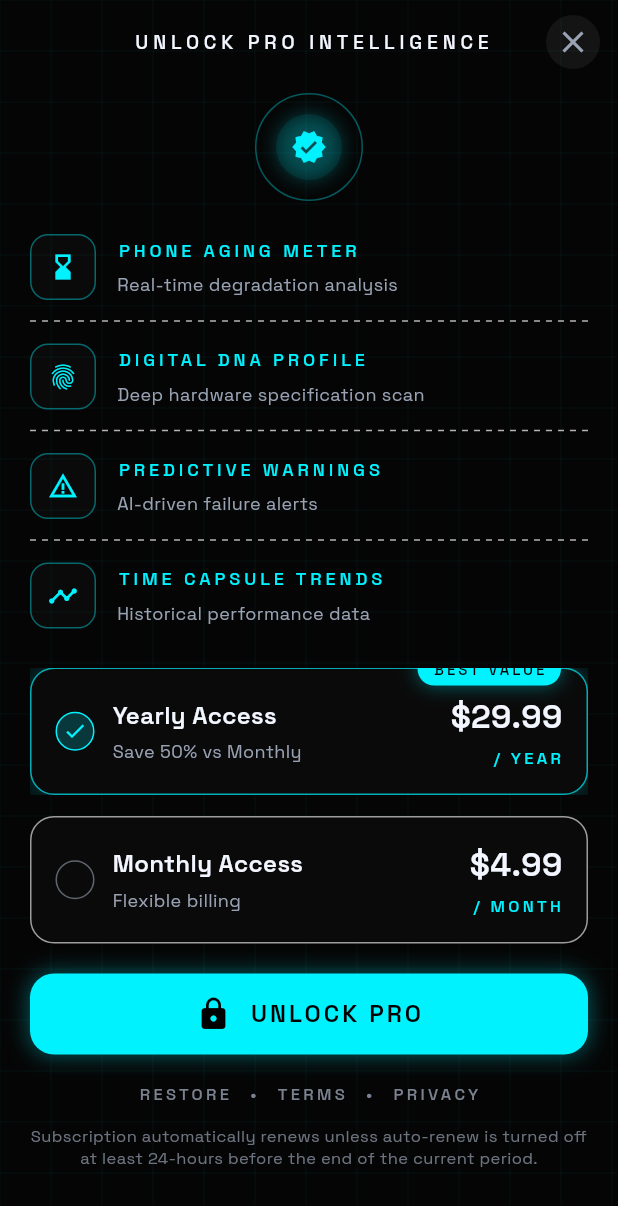
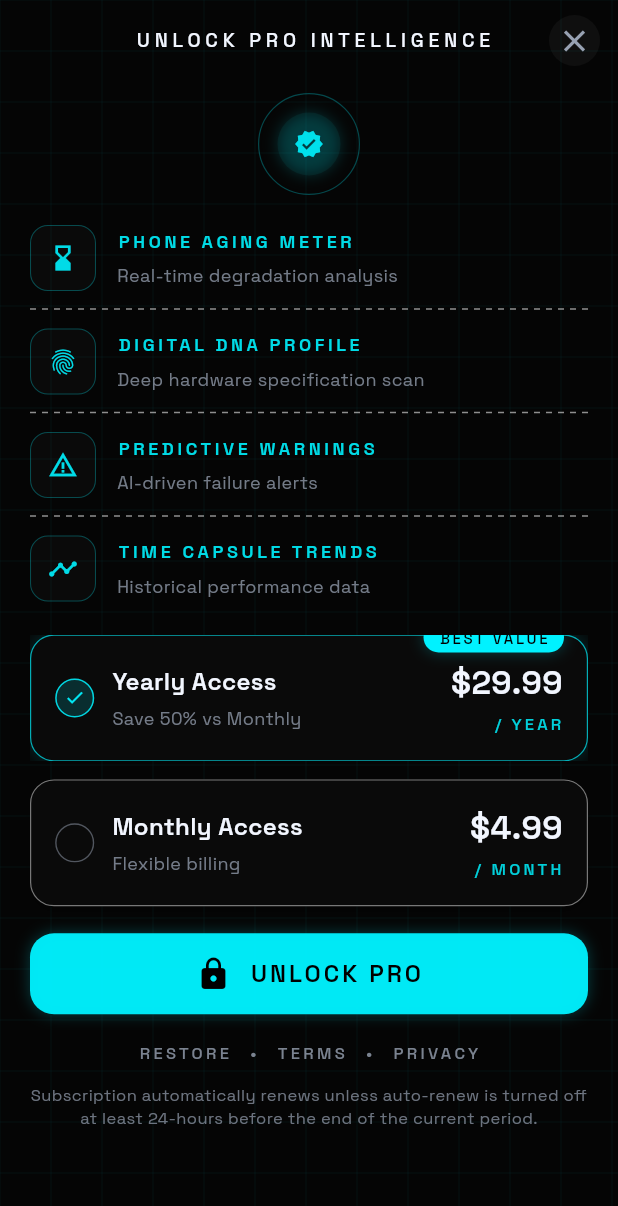
Before and after one commit to The-mean/webplanpro, a Flutter app: the PaywallScreen screen opened directly, on a phone screen of 412 x 824 dp. Shown: the top 1206 px of the screen. Run offline on Flutter 3.47's test engine with Material 3 defaults, Android fonts, the phone set to English and light mode, and no system bars; our stand-ins replace flutter_riverpod, go_router, google_fonts, hive, hive_flutter, in_app_purchase; accounts and stored records are empty; generated files the repository leaves out were written again.

Commit message:
Refine paywall HUD styling
Co-authored-by: ehadbal80 <ehadbal80@gmail.com>

```diff
--- a/wedplanpro/smart_phone_status/lib/features/paywall/paywall_screen.dart
+++ b/wedplanpro/smart_phone_status/lib/features/paywall/paywall_screen.dart
@@ -31,9 +31,9 @@ class PaywallScreen extends StatelessWidget {
                     ),
                     child: Column(
                       children: const [
-                        SizedBox(height: 6),
+                        SizedBox(height: 8),
                         _OrbIcon(),
-                        SizedBox(height: 22),
+                        SizedBox(height: 20),
                         FeatureRow(
                           icon: Icons.hourglass_bottom,
                           title: 'PHONE AGING METER',
@@ -57,7 +57,7 @@ class PaywallScreen extends StatelessWidget {
                           title: 'TIME CAPSULE TRENDS',
                           subtitle: 'Historical performance data',
                         ),
-                        SizedBox(height: 26),
+                        SizedBox(height: 22),
                         PlanCard(
                           isSelected: true,
                           badge: 'BEST VALUE',
@@ -66,7 +66,7 @@ class PaywallScreen extends StatelessWidget {
                           price: '\$29.99',
                           period: '/ YEAR',
                         ),
-                        SizedBox(height: 14),
+                        SizedBox(height: 12),
                         PlanCard(
                           isSelected: false,
                           title: 'Monthly Access',
@@ -74,7 +74,7 @@ class PaywallScreen extends StatelessWidget {
                           price: '\$4.99',
                           period: '/ MONTH',
                         ),
-                        SizedBox(height: 20),
+                        SizedBox(height: 18),
                         PrimaryCtaButton(label: 'UNLOCK PRO'),
                         SizedBox(height: 18),
                         FooterLinks(),
@@ -120,10 +120,10 @@ class _PaywallHeader extends StatelessWidget {
             onTap: () {},
             radius: 18,
             child: Container(
-              width: 36,
-              height: 36,
+              width: 34,
+              height: 34,
               decoration: BoxDecoration(
-                color: Colors.white.withOpacity(0.06),
+                color: Colors.white.withOpacity(0.04),
                 shape: BoxShape.circle,
               ),
               child: const Icon(Icons.close, color: AppColors.textMuted),
@@ -141,30 +141,34 @@ class _OrbIcon extends StatelessWidget {
   @override
   Widget build(BuildContext context) {
     return Container(
-      width: 72,
-      height: 72,
+      width: 68,
+      height: 68,
       decoration: BoxDecoration(
         shape: BoxShape.circle,
         border: Border.all(
-          color: AppColors.neonCyan.withOpacity(0.35),
-          width: 1,
+          color: AppColors.neonCyan.withOpacity(0.28),
+          width: 0.8,
         ),
       ),
       child: Center(
         child: Container(
-          width: 44,
-          height: 44,
+          width: 42,
+          height: 42,
           decoration: BoxDecoration(
             shape: BoxShape.circle,
-            color: AppColors.neonCyan.withOpacity(0.08),
+            color: AppColors.neonCyan.withOpacity(0.06),
             boxShadow: [
               BoxShadow(
-                color: AppColors.neonCyan.withOpacity(0.25),
-                blurRadius: 10,
+                color: AppColors.neonCyan.withOpacity(0.18),
+                blurRadius: 8,
               ),
             ],
           ),
-          child: const Icon(Icons.verified, color: AppColors.neonCyan),
+          child: Icon(
+            Icons.verified,
+            color: AppColors.neonCyan.withOpacity(0.9),
+            size: 20,
+          ),
         ),
       ),
     );
@@ -177,7 +181,7 @@ class _DottedDivider extends StatelessWidget {
   @override
   Widget build(BuildContext context) {
     return Padding(
-      padding: const EdgeInsets.symmetric(vertical: 14),
+      padding: const EdgeInsets.symmetric(vertical: 12),
       child: CustomPaint(
         painter: _DottedDividerPainter(),
         child: const SizedBox(height: 1, width: double.infinity),
@@ -190,7 +194,7 @@ class _DottedDividerPainter extends CustomPainter {
   @override
   void paint(Canvas canvas, Size size) {
     final paint = Paint()
-      ..color = AppColors.cardBorder.withOpacity(0.7)
+      ..color = AppColors.cardBorder.withOpacity(0.55)
       ..strokeWidth = 1;
     const dashWidth = 4.0;
     const dashSpace = 4.0;
--- a/wedplanpro/smart_phone_status/lib/features/paywall/widgets/feature_row.dart
+++ b/wedplanpro/smart_phone_status/lib/features/paywall/widgets/feature_row.dart
@@ -25,12 +25,16 @@ class FeatureRow extends StatelessWidget {
           decoration: BoxDecoration(
             borderRadius: BorderRadius.circular(12),
             border: Border.all(
-              color: AppColors.neonCyan.withOpacity(0.4),
-              width: 1,
+              color: AppColors.neonCyan.withOpacity(0.28),
+              width: 0.7,
             ),
             color: Colors.white.withOpacity(0.02),
           ),
-          child: Icon(icon, color: AppColors.neonCyan, size: 20),
+          child: Icon(
+            icon,
+            color: AppColors.neonCyan.withOpacity(0.9),
+            size: 20,
+          ),
         ),
         const SizedBox(width: 14),
         Expanded(
@@ -41,8 +45,9 @@ class FeatureRow extends StatelessWidget {
                 title,
                 style: AppText.hudLabel.copyWith(
                   fontSize: 12,
-                  letterSpacing: 2.6,
-                  color: AppColors.neonCyan,
+                  letterSpacing: 2.4,
+                  fontWeight: FontWeight.w600,
+                  color: AppColors.neonCyan.withOpacity(0.9),
                 ),
               ),
               const SizedBox(height: 6),
@@ -50,7 +55,8 @@ class FeatureRow extends StatelessWidget {
                 subtitle,
                 style: AppText.bodyMuted.copyWith(
                   fontSize: 12,
-                  color: AppColors.textMuted,
+                  fontWeight: FontWeight.w400,
+                  color: AppColors.textMuted.withOpacity(0.75),
                 ),
               ),
             ],
--- a/wedplanpro/smart_phone_status/lib/features/paywall/widgets/plan_card.dart
+++ b/wedplanpro/smart_phone_status/lib/features/paywall/widgets/plan_card.dart
@@ -26,7 +26,7 @@ class PlanCard extends StatelessWidget {
   Widget build(BuildContext context) {
     final borderColor = isSelected
         ? AppColors.neonCyan.withOpacity(0.7)
-        : AppColors.cardBorder.withOpacity(0.6);
+        : AppColors.cardBorder.withOpacity(0.45);
     return Stack(
       children: [
         InkWell(
@@ -37,19 +37,19 @@ class PlanCard extends StatelessWidget {
             decoration: BoxDecoration(
               color: AppColors.card,
               borderRadius: BorderRadius.circular(AppSpacing.radius),
-              border: Border.all(color: borderColor, width: 1),
+              border: Border.all(color: borderColor, width: 0.8),
               boxShadow: isSelected
                   ? [
                       BoxShadow(
-                        color: AppColors.neonCyan.withOpacity(0.25),
-                        blurRadius: 14,
-                        spreadRadius: 1,
+                        color: AppColors.neonCyan.withOpacity(0.18),
+                        blurRadius: 10,
+                        spreadRadius: 0,
                       ),
                     ]
                   : [
                       BoxShadow(
-                        color: Colors.black.withOpacity(0.2),
-                        blurRadius: 8,
+                        color: Colors.black.withOpacity(0.18),
+                        blurRadius: 6,
                         offset: const Offset(0, 4),
                       ),
                     ],
@@ -66,13 +66,18 @@ class PlanCard extends StatelessWidget {
                         title,
                         style: AppText.title.copyWith(
                           fontSize: 16,
+                          fontWeight: FontWeight.w600,
                           color: AppColors.textPrimary,
                         ),
                       ),
                       const SizedBox(height: 4),
                       Text(
                         subtitle,
-                        style: AppText.bodyMuted.copyWith(fontSize: 12),
+                        style: AppText.bodyMuted.copyWith(
+                          fontSize: 12,
+                          fontWeight: FontWeight.w400,
+                          color: AppColors.textMuted.withOpacity(0.75),
+                        ),
                       ),
                     ],
                   ),
@@ -84,6 +89,7 @@ class PlanCard extends StatelessWidget {
                       price,
                       style: AppText.title.copyWith(
                         fontSize: 22,
+                        fontWeight: FontWeight.w600,
                         color: AppColors.textPrimary,
                       ),
                     ),
@@ -92,8 +98,8 @@ class PlanCard extends StatelessWidget {
                       period,
                       style: AppText.hudLabel.copyWith(
                         fontSize: 11,
-                        letterSpacing: 2.2,
-                        color: AppColors.neonCyan,
+                        letterSpacing: 2.1,
+                        color: AppColors.neonCyan.withOpacity(0.85),
                       ),
                     ),
                   ],
@@ -104,17 +110,17 @@ class PlanCard extends StatelessWidget {
         ),
         if (badge != null)
           Positioned(
-            top: -10,
-            right: 18,
+            top: -8,
+            right: 16,
             child: Container(
-              padding: const EdgeInsets.symmetric(horizontal: 10, vertical: 4),
+              padding: const EdgeInsets.symmetric(horizontal: 10, vertical: 3),
               decoration: BoxDecoration(
                 color: AppColors.neonCyan,
                 borderRadius: BorderRadius.circular(12),
                 boxShadow: [
                   BoxShadow(
-                    color: AppColors.neonCyan.withOpacity(0.4),
-                    blurRadius: 10,
+                    color: AppColors.neonCyan.withOpacity(0.25),
+                    blurRadius: 8,
                   ),
                 ],
               ),
@@ -122,7 +128,7 @@ class PlanCard extends StatelessWidget {
                 badge!,
                 style: AppText.hudLabel.copyWith(
                   fontSize: 10,
-                  letterSpacing: 2,
+                  letterSpacing: 1.8,
                   color: Colors.black,
                 ),
               ),
@@ -146,10 +152,17 @@ class _Selector extends StatelessWidget {
         height: 26,
         decoration: BoxDecoration(
           shape: BoxShape.circle,
-          color: AppColors.neonCyan.withOpacity(0.2),
-          border: Border.all(color: AppColors.neonCyan, width: 1),
+          color: AppColors.neonCyan.withOpacity(0.15),
+          border: Border.all(
+            color: AppColors.neonCyan.withOpacity(0.85),
+            width: 1,
+          ),
         ),
-        child: const Icon(Icons.check, size: 16, color: AppColors.neonCyan),
+        child: Icon(
+          Icons.check,
+          size: 14,
+          color: AppColors.neonCyan.withOpacity(0.95),
+        ),
       );
     }
     return Container(
@@ -158,8 +171,8 @@ class _Selector extends StatelessWidget {
       decoration: BoxDecoration(
         shape: BoxShape.circle,
         border: Border.all(
-          color: AppColors.textMuted.withOpacity(0.6),
-          width: 1,
+          color: AppColors.textMuted.withOpacity(0.5),
+          width: 0.9,
         ),
       ),
     );
--- a/wedplanpro/smart_phone_status/lib/features/paywall/widgets/primary_cta_button.dart
+++ b/wedplanpro/smart_phone_status/lib/features/paywall/widgets/primary_cta_button.dart
@@ -18,13 +18,13 @@ class PrimaryCtaButton extends StatelessWidget {
         height: 54,
         width: double.infinity,
         decoration: BoxDecoration(
-          color: AppColors.neonCyan,
+          color: AppColors.neonCyan.withOpacity(0.95),
           borderRadius: BorderRadius.circular(AppSpacing.radius),
           boxShadow: [
             BoxShadow(
-              color: AppColors.neonCyan.withOpacity(0.35),
-              blurRadius: 12,
-              spreadRadius: 1,
+              color: AppColors.neonCyan.withOpacity(0.25),
+              blurRadius: 8,
+              spreadRadius: 0,
             ),
           ],
         ),
@@ -38,6 +38,7 @@ class PrimaryCtaButton extends StatelessWidget {
               style: AppText.title.copyWith(
                 fontSize: 16,
                 letterSpacing: 2,
+                fontWeight: FontWeight.w600,
                 color: Colors.black,
               ),
             ),
```
